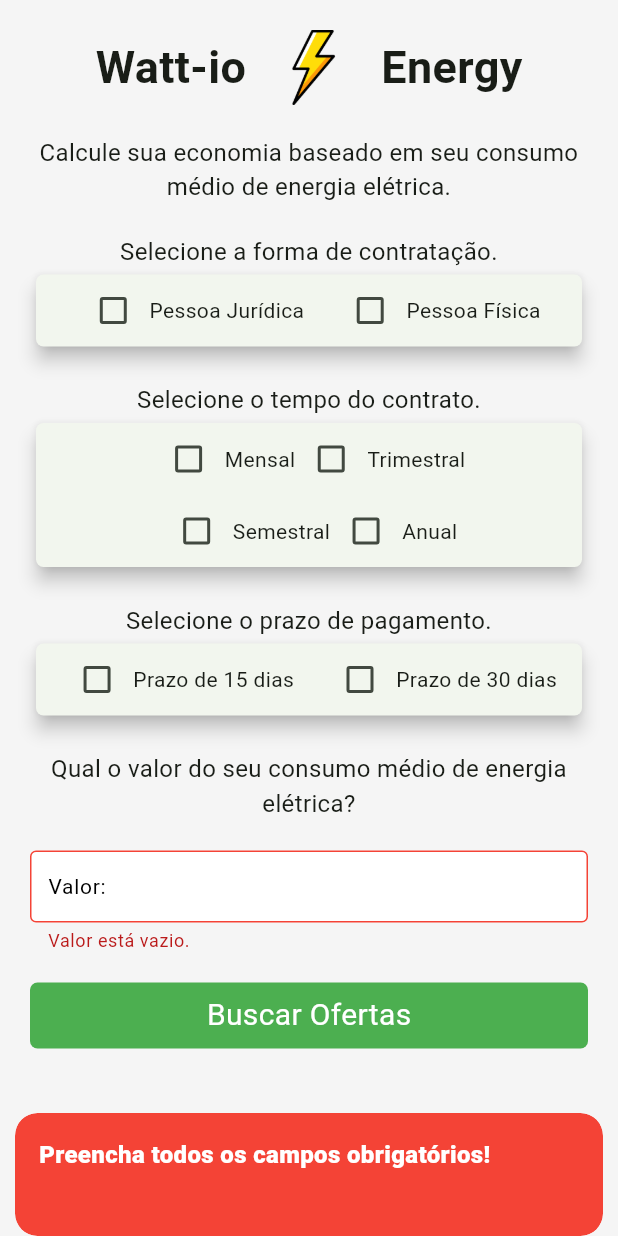
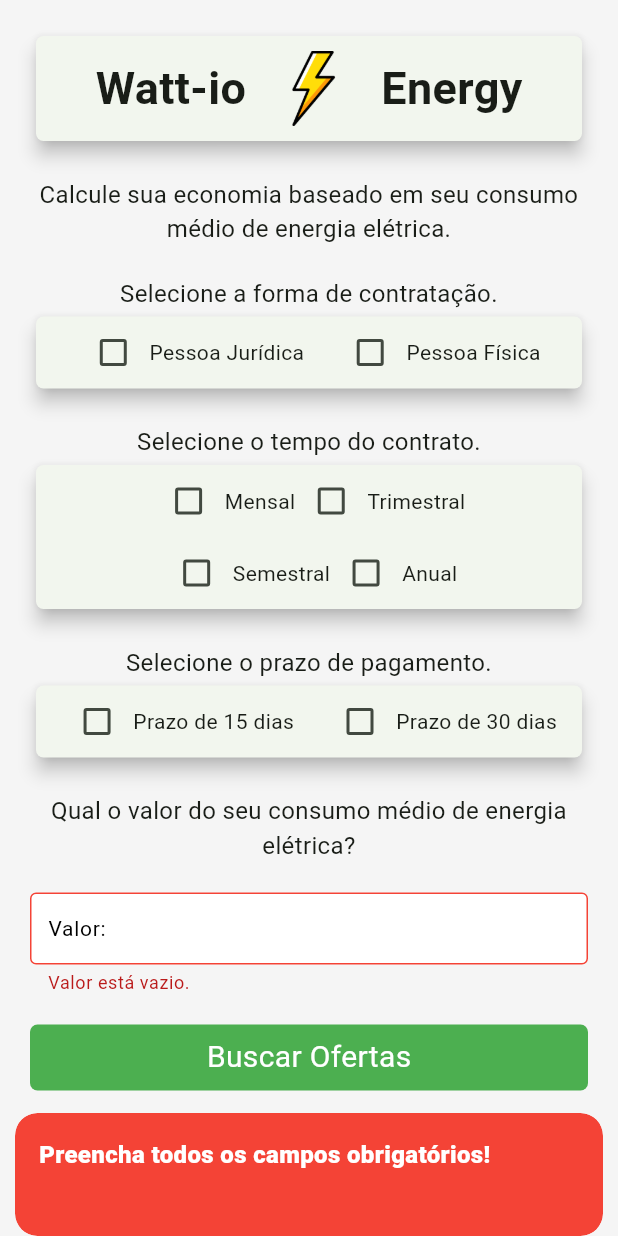
Before and after one commit to gustavoluis2020/wattio_desafio, a Flutter app: the screen it shows after launch, after a tap on "Buscar Ofertas", on a phone screen of 412 x 824 dp. Run offline on Flutter 3.47's test engine with Material 3 defaults, Android fonts, the phone set to English and light mode, and no system bars; our stand-ins replace currency_text_input_formatter, flutter_rating_bar, get, shimmer; statements that could not run were skipped.

Commit message:
change components

```diff
--- /dev/null
+++ b/lib/app/ui/home_page/components/card_home.dart
@@ -0,0 +1,18 @@
+import 'package:flutter/material.dart';
+import 'package:wattio_desafio/app/constants/app_colors.dart';
+
+class CardHome extends StatelessWidget {
+  const CardHome({super.key, required this.child});
+
+  final Widget child;
+
+  @override
+  Widget build(BuildContext context) {
+    return Card(
+      elevation: 5,
+      shape: RoundedRectangleBorder(borderRadius: BorderRadius.circular(5)),
+      surfaceTintColor: AppColors.white,
+      child: child,
+    );
+  }
+}
--- /dev/null
+++ b/lib/app/ui/home_page/components/header_title.dart
@@ -0,0 +1,35 @@
+import 'package:flutter/material.dart';
+import 'package:wattio_desafio/app/constants/app_colors.dart';
+
+class HeaderTitle extends StatelessWidget {
+  const HeaderTitle({super.key});
+
+  @override
+  Widget build(BuildContext context) {
+    return Column(
+      children: [
+        const SizedBox(height: 20),
+        Card(
+          elevation: 5,
+          shape: RoundedRectangleBorder(borderRadius: BorderRadius.circular(5)),
+          surfaceTintColor: AppColors.white,
+          child: Padding(
+            padding: const EdgeInsets.symmetric(horizontal: 20, vertical: 10),
+            child: Row(mainAxisAlignment: MainAxisAlignment.center, children: [
+              const Text('Watt-io', style: TextStyle(fontSize: 30, fontWeight: FontWeight.bold)),
+              const SizedBox(width: 20),
+              Image.asset('assets/images/energy.png', height: 50, width: 50),
+              const SizedBox(width: 20),
+              const Text('Energy', style: TextStyle(fontSize: 30, fontWeight: FontWeight.bold)),
+            ]),
+          ),
+        ),
+        const SizedBox(height: 20),
+        const Text('Calcule sua economia baseado em seu consumo médio de energia elétrica.',
+            textAlign: TextAlign.center, style: TextStyle(fontSize: 16)),
+        const SizedBox(height: 20),
+        const Text('Selecione a forma de contratação.', textAlign: TextAlign.center, style: TextStyle(fontSize: 16)),
+      ],
+    );
+  }
+}
--- a/lib/app/ui/home_page/home_controller.dart
+++ b/lib/app/ui/home_page/home_controller.dart
@@ -12,7 +12,7 @@ class HomeController extends GetxController {
 
   GlobalKey<FormState> formKeyUserLogin = GlobalKey<FormState>();
 
-  RxBool isLoadingCompanys = false.obs;
+  RxBool isLoadingCompany = false.obs;
 
   List<CompanyModel> companies = [];
 
@@ -36,7 +36,7 @@ class HomeController extends GetxController {
   }
 
   /// validate get companys
-  void validadeCompanys() {
+  void validadeCompany() {
     double moneyValue = getDoubleValue(moneyValueController);
     if (formKeyUserLogin.currentState!.validate() &&
         moneyValue > 0.0 &&
@@ -120,7 +120,7 @@ class HomeController extends GetxController {
   RxBool isLoaded = false.obs;
   void filterCompanies() async {
     try {
-      isLoadingCompanys.value = true;
+      isLoadingCompany.value = true;
       await Future.delayed(const Duration(seconds: 2));
       double typedValue = getDoubleValue(moneyValueController);
 
@@ -139,9 +139,9 @@ class HomeController extends GetxController {
         formOfHiring: formOfHiring,
         paymentTerm: paymentTerm,
       );
-      isLoadingCompanys.value = false;
+      isLoadingCompany.value = false;
     } catch (e) {
-      isLoadingCompanys.value = false;
+      isLoadingCompany.value = false;
       debugPrint('Error company list $e');
     }
   }
@@ -213,10 +213,11 @@ class HomeController extends GetxController {
     months.value = 0;
     discountAmount.value = 0.0;
     selectedIndex.value = -1;
-    moneyValueController.clear();
+    moneyValueController.text = '';
     selectedFormOfHiring.value = '';
     selectedContractPlan.value = '';
     selectedPaymentTerm.value = 0;
+    isLoaded.value = false;
   }
 
   clearVariablesFilter() {
--- a/lib/app/ui/home_page/home_page.dart
+++ b/lib/app/ui/home_page/home_page.dart
@@ -5,7 +5,10 @@ import 'package:flutter/material.dart';
 import 'package:flutter/services.dart';
 import 'package:get/get.dart';
 import 'package:wattio_desafio/app/constants/app_colors.dart';
+import 'package:wattio_desafio/app/ui/home_page/components/card_companies.dart';
 import 'package:wattio_desafio/app/ui/home_page/components/card_discount.dart';
+import 'package:wattio_desafio/app/ui/home_page/components/card_home.dart';
+import 'package:wattio_desafio/app/ui/home_page/components/header_title.dart';
 import 'package:wattio_desafio/app/ui/home_page/home_controller.dart';
 import 'package:wattio_desafio/app/utils/app_converters.dart';
 import 'package:wattio_desafio/app/utils/app_validations.dart';
@@ -30,25 +33,9 @@ class HomePage extends GetView<HomeController> {
                 padding: const EdgeInsets.symmetric(horizontal: 20),
                 child: Column(
                   children: [
-                    const SizedBox(height: 20),
-                    Row(mainAxisAlignment: MainAxisAlignment.center, children: [
-                      const Text('Watt-io', style: TextStyle(fontSize: 30, fontWeight: FontWeight.bold)),
-                      const SizedBox(width: 20),
-                      Image.asset('assets/images/energy.png', height: 50, width: 50),
-                      const SizedBox(width: 20),
-                      const Text('Energy', style: TextStyle(fontSize: 30, fontWeight: FontWeight.bold)),
-                    ]),
-                    const SizedBox(height: 20),
-                    const Text('Calcule sua economia baseado em seu consumo médio de energia elétrica.',
-                        textAlign: TextAlign.center, style: TextStyle(fontSize: 16)),
-                    const SizedBox(height: 20),
-                    const Text('Selecione a forma de contratação.',
-                        textAlign: TextAlign.center, style: TextStyle(fontSize: 16)),
+                    const HeaderTitle(),
                     Obx(() {
-                      return Card(
-                        elevation: 5,
-                        shape: RoundedRectangleBorder(borderRadius: BorderRadius.circular(5)),
-                        surfaceTintColor: AppColors.white,
+                      return CardHome(
                         child: Row(
                           mainAxisAlignment: MainAxisAlignment.center,
                           children: [
@@ -80,10 +67,7 @@ class HomePage extends GetView<HomeController> {
                     const SizedBox(height: 20),
                     const Text('Selecione o tempo do contrato.',
                         textAlign: TextAlign.center, style: TextStyle(fontSize: 16)),
-                    Card(
-                      elevation: 5,
-                      shape: RoundedRectangleBorder(borderRadius: BorderRadius.circular(5)),
-                      surfaceTintColor: AppColors.white,
+                    CardHome(
                       child: Column(
                         crossAxisAlignment: CrossAxisAlignment.center,
                         children: [
@@ -148,10 +132,7 @@ class HomePage extends GetView<HomeController> {
                     const Text('Selecione o prazo de pagamento.',
                         textAlign: TextAlign.center, style: TextStyle(fontSize: 16)),
                     Obx(() {
-                      return Card(
-                        elevation: 5,
-                        shape: RoundedRectangleBorder(borderRadius: BorderRadius.circular(5)),
-                        surfaceTintColor: AppColors.white,
+                      return CardHome(
                         child: Row(
                           mainAxisAlignment: MainAxisAlignment.center,
                           children: [
@@ -208,10 +189,10 @@ class HomePage extends GetView<HomeController> {
                       return AppButtonLoading(
                         width: Get.width,
                         onTap: () {
-                          controller.validadeCompanys();
+                          controller.validadeCompany();
                           FocusScope.of(context).unfocus();
                         },
-                        isLoading: controller.isLoadingCompanys.value,
+                        isLoading: controller.isLoadingCompany.value,
                         text: 'Buscar Ofertas',
                         color: AppColors.green,
                       );
@@ -220,7 +201,7 @@ class HomePage extends GetView<HomeController> {
                     Obx(() {
                       if (!controller.isLoaded.value) {
                         return const SizedBox.shrink();
-                      } else if (controller.isLoadingCompanys.value) {
+                      } else if (controller.isLoadingCompany.value) {
                         return AppShimmer(index: 2, height: 120, width: Get.width);
                       } else if (controller.filteredCompanies.isEmpty) {
                         return const Center(
@@ -248,30 +229,9 @@ class HomePage extends GetView<HomeController> {
                                       controller.nameCompany.value = company.name;
                                       controller.calculateValue();
                                     },
-                                    child: Card(
-                                      surfaceTintColor: AppColors.white,
-                                      shape: RoundedRectangleBorder(
-                                        borderRadius: BorderRadius.circular(5),
-                                        side: BorderSide(
-                                            color:
-                                                controller.selectedIndex == index ? Colors.black : Colors.transparent),
-                                      ),
-                                      margin: const EdgeInsets.symmetric(vertical: 10),
-                                      elevation: 5,
-                                      child: Padding(
-                                        padding: const EdgeInsets.symmetric(horizontal: 20, vertical: 10),
-                                        child: Column(
-                                          crossAxisAlignment: CrossAxisAlignment.start,
-                                          children: [
-                                            Text('Empresa: ${company.name}'),
-                                            Text('Desconto:  ${AppConverters.formatarPorcentagem(company.discount)}'),
-                                            Text('Forma de Contrato: ${company.formOfHiring}'),
-                                            Text('Tempo de Contrato: ${company.contractPlan}'),
-                                            Text('Avaliação: ${company.assessments.toString()}'),
-                                            Text('Prazo de pagamento: ${company.paymentTerm.toString()} dias'),
-                                          ],
-                                        ),
-                                      ),
+                                    child: CardCompanies(
+                                      company: company,
+                                      color: controller.selectedIndex == index ? Colors.black : Colors.transparent,
                                     ),
                                   );
                                 });
@@ -294,7 +254,7 @@ class HomePage extends GetView<HomeController> {
                           nameCompany: controller.nameCompany.value,
                           discount: AppConverters.formatarPorcentagem(controller.discount),
                           months: controller.months.value.toString(),
-                          isLoading: controller.isLoadingCompanys.value,
+                          isLoading: controller.isLoadingCompany.value,
                           onTap: () {
                             controller.validadeCompanyContract();
                           },
--- a/pubspec.yaml
+++ b/pubspec.yaml
@@ -38,6 +38,7 @@ dependencies:
   intl: ^0.18.1
   shimmer: ^3.0.0
   currency_text_input_formatter: ^2.1.10
+  flutter_rating_bar: ^4.0.1
 
 dev_dependencies:
   flutter_test:
```
Also changed, not shown: assets/json/companys.json (+21 -21 lines), lib/app/ui/home_page/components/card_companies.dart (added, +59 -0 lines), pubspec.lock.
